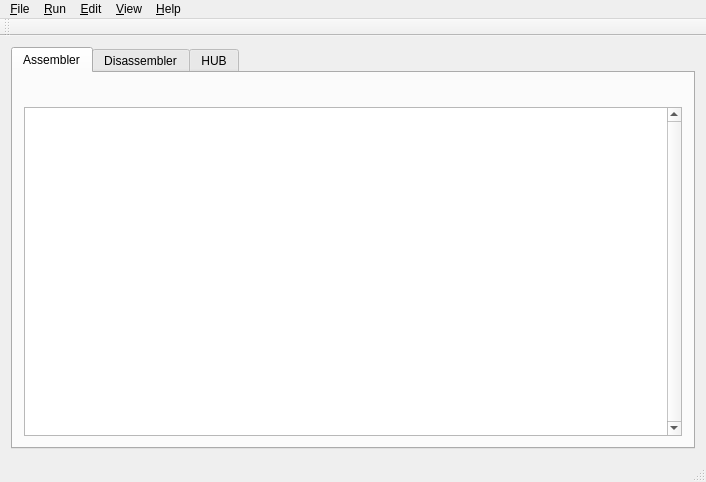
First picture: the form in mainwindow.ui, repository pullmoll/p2emu, before the edit.
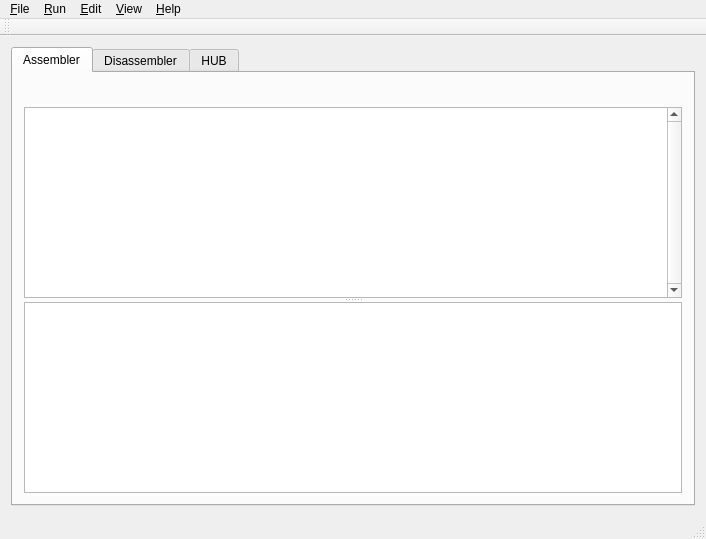
Second picture: the form after the edit. Icons and pictures are not drawn. Custom widgets are drawn as their Qt base class.

Commit message: WIP: Improve error handling and display

```diff
--- a/mainwindow.ui
+++ b/mainwindow.ui
@@ -41,6 +41,19 @@
          <widget class="QToolBar" name="toolbarAsm"/>
         </item>
         <item>
+         <widget class="QSplitter" name="splitter">
+          <property name="sizePolicy">
+           <sizepolicy hsizetype="Preferred" vsizetype="MinimumExpanding">
+            <horstretch>0</horstretch>
+            <verstretch>0</verstretch>
+           </sizepolicy>
+          </property>
+          <property name="orientation">
+           <enum>Qt::Vertical</enum>
+          </property>
+          <property name="childrenCollapsible">
+           <bool>false</bool>
+          </property>
          <widget class="QTableView" name="tvAsm">
           <property name="font">
            <font>
@@ -81,6 +94,8 @@
           <attribute name="horizontalHeaderStretchLastSection">
            <bool>true</bool>
           </attribute>
+          </widget>
+          <widget class="QTextBrowser" name="tbErrors"/>
          </widget>
         </item>
        </layout>
```
Left out of the diff: 2 changed lines with no effect on the pictures. Lines whose indentation alone changed are shown as unchanged. The commit also changes 9 other files.
